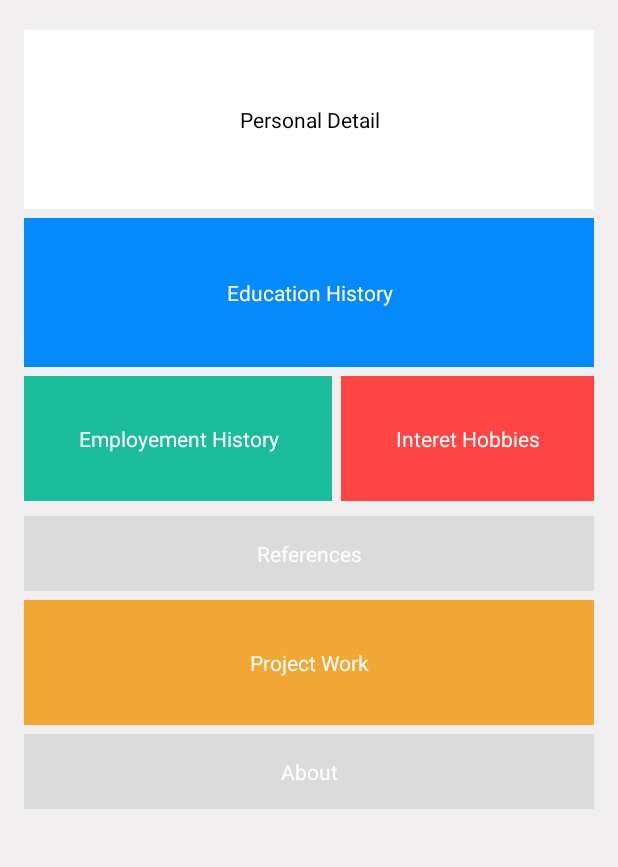
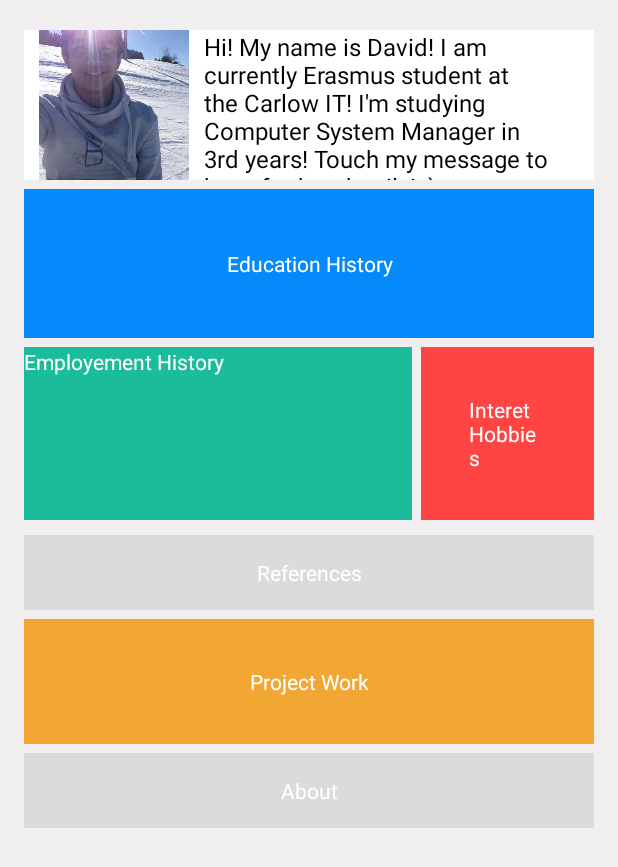
Before and after one commit to c00221536/WebAppAndroid, an Android app: the screen it shows after launch (HomeActivity), on a phone screen of 412 x 824 dp. Shown: the top 867 px of the screen. Run offline under Robolectric (Android 15) with nearby library versions, the light colour scheme and no system bars; 1 statement that could not run was skipped.

Commit message:
Fix Personal detail + pic + Refactor Code

```diff
--- a/app/src/main/java/com/example/david/webapp/HomeActivity.java
+++ b/app/src/main/java/com/example/david/webapp/HomeActivity.java
@@ -5,12 +5,15 @@ import android.support.v7.app.AppCompatActivity;
 import android.os.Bundle;
 import android.view.View;
 import android.widget.Button;
+import android.widget.TableRow;
 import android.widget.TextView;
 import android.widget.Toast;
 
 import org.w3c.dom.Text;
 
-public class HomeActivity extends AppCompatActivity {
+public class HomeActivity extends AppCompatActivity implements View.OnClickListener {
+
+    public TableRow persoD;
     public TextView personal;
     public TextView education;
     public TextView employement;
@@ -19,33 +22,22 @@ public class HomeActivity extends AppCompatActivity {
     public TextView work;
     public TextView about;
 
-    public void init() {
-        personal= (TextView) findViewById(R.id.personal);
+    public void init () {
+       persoD= (TableRow) findViewById(R.id.persoD);
+        personal.setOnClickListener(this);
         education= (TextView) findViewById(R.id.education);
+        education.setOnClickListener(this);
         employement= (TextView) findViewById(R.id.employement);
+        employement.setOnClickListener(this);
         interet= (TextView) findViewById(R.id.interet);
+        interet.setOnClickListener(this);
         reference= (TextView) findViewById(R.id.ref);
+        reference.setOnClickListener(this);
         work= (TextView) findViewById(R.id.project);
+        work.setOnClickListener(this);
         about= (TextView) findViewById(R.id.about);
-
-        personal.setOnClickListener(new View.OnClickListener() {
-            @Override
-            public void onClick(View v) {
-                Intent personal = new Intent(HomeActivity.this, personal.class);
-                startActivity(personal);
-            }
-        });
-
-        education.setOnClickListener(new View.OnClickListener() {
-            @Override
-            public void onClick(View v) {
-                Intent education= new Intent(HomeActivity.this, education.class);
-                startActivity(education);
-            }
-        });
-
-        }
-
+        about.setOnClickListener(this);
+    }
     @Override
     protected void onCreate(Bundle savedInstanceState) {
         super.onCreate(savedInstanceState);
@@ -53,4 +45,39 @@ public class HomeActivity extends AppCompatActivity {
         init();
     }
 
+    @Override
+    public void onClick(View v) {
+        switch (v.getId()) {
+            case R.id.personal:
+                Intent personal = new Intent(HomeActivity.this, personal.class);
+                startActivity(personal);
+                break;
+            case R.id.education:
+                Intent education = new Intent(HomeActivity.this, education.class);
+                startActivity(education);
+                break;
+           /* case R.id.employement:
+                //Intent employement = new Intent(HomeActivity.this, employement.class);
+                startActivity(employement);
+                break;
+            case R.id.interet:
+                Intent interet = new Intent(HomeActivity.this, interet.class);
+                startActivity(interet);
+                break;
+            case R.id.ref:
+                Intent ref = new Intent(HomeActivity.this, ref.class);
+                startActivity(ref);
+                break;
+            case R.id.project:
+                Intent project = new Intent(HomeActivity.this, project.class);
+                startActivity(project);
+                break;
+            case R.id.about:
+                Intent about = new Intent(HomeActivity.this, about.class);
+                startActivity(about);
+                break; */
+            default:
+                break;
+        }
+    }
 }
--- a/app/src/main/res/layout/activity_education.xml
+++ b/app/src/main/res/layout/activity_education.xml
@@ -8,13 +8,7 @@
     android:paddingLeft="@dimen/activity_horizontal_margin"
     android:paddingRight="@dimen/activity_horizontal_margin"
     android:paddingTop="@dimen/activity_vertical_margin"
+    android:background="#FFFFFF"
     tools:context="com.example.david.webapp.education">
 
-    <TextView
-        android:text="Education"
-        android:layout_width="wrap_content"
-        android:layout_height="wrap_content"
-        android:layout_centerVertical="true"
-        android:layout_centerHorizontal="true"
-        android:id="@+id/textView3" />
 </RelativeLayout>
--- a/app/src/main/res/layout/activity_home.xml
+++ b/app/src/main/res/layout/activity_home.xml
@@ -1,5 +1,5 @@
 <?xml version="1.0" encoding="utf-8"?>
-<ScrollView xmlns:android="http://schemas.android.com/apk/res/android"
+<RelativeLayout xmlns:android="http://schemas.android.com/apk/res/android"
     xmlns:app="http://schemas.android.com/apk/res-auto"
     xmlns:tools="http://schemas.android.com/tools"
     android:id="@+id/activity_home"
@@ -17,29 +17,36 @@
         android:layout_height="wrap_content">
 
         <TableRow
-            android:layout_width="match_parent"
-            android:layout_height="match_parent" >
-
-        </TableRow>
-
-        <TableRow
             android:id="@+id/persoD"
+            android:onClick="rowClick"
             android:layout_width="match_parent"
             android:layout_height="match_parent"
             android:layout_marginTop="4dp"
-            android:background="#FFFFFF">
+            android:background="#FFFFFF"
+            android:clickable="true">
+
+            <LinearLayout
+                android:layout_width="match_parent"
+                android:layout_height="match_parent">
+
+            <ImageView
+                android:layout_width="120dp"
+                android:layout_weight="0."
+                android:layout_height="100dp"
+                app:srcCompat="@drawable/dav"
+                android:id="@+id/imageView9" />
 
             <TextView
-                android:layout_width="match_parent"
-                android:layout_height="wrap_content"
-                android:layout_weight="1"
-                android:gravity="center"
-                android:padding="50dp"
-                android:text="Personal Detail"
-                    android:textColor="#000000"
+                android:layout_width="233dp"
+                android:layout_height="match_parent"
+                android:text="Hi! My name is David! I am currently Erasmus student at the Carlow IT! I'm studying Computer System Manager in 3rd years!
+Touch my message to have further details! :)"
+                android:textSize="24px"
+                android:textColor="#000000"
+                android:clickable="true"
                 android:background="#FFFFFF"
                 android:id="@+id/personal" />
-
+            </LinearLayout>
         </TableRow>
 
         <TableRow
@@ -48,7 +55,7 @@
 
             <TextView
                 android:layout_width="match_parent"
-                android:layout_height="fill_parent"
+                android:layout_height="match_parent"
                 android:layout_marginTop="6dp"
                 android:layout_weight="1"
                 android:background="#048AFB"
@@ -58,7 +65,6 @@
                 android:textColor="#fff"
                 android:clickable="true"
                 android:id="@+id/education" />
-
         </TableRow>
 
         <TableRow
@@ -71,8 +77,6 @@
                 android:id="@+id/employement"
                 android:layout_weight="2"
                 android:background="#1BBC9B"
-                android:gravity="center"
-                android:padding="32dp"
                 android:textColor="#fff"
                 android:layout_marginTop="6dp"
                 android:layout_marginRight="6dp"
@@ -80,18 +84,16 @@
                 android:text="Employement History" />
 
             <TextView
-                android:layout_width="match_parent"
+                android:layout_width="wrap_content"
                 android:layout_height="wrap_content"
-                android:layout_weight="2"
+                android:layout_weight="1"
                 android:background="@android:color/holo_red_light"
-                android:gravity="center"
                 android:padding="32dp"
                 android:text="Interet Hobbies"
                 android:textColor="#fff"
                 android:layout_marginTop="6dp"
                 android:clickable="true"
                 android:id="@+id/interet" />
-
         </TableRow>
 
         <TableRow
@@ -149,4 +151,4 @@
                 android:id="@+id/about" />
         </TableRow>
     </TableLayout>
-</ScrollView>
+</RelativeLayout>
--- a/app/src/main/res/layout/activity_main.xml
+++ b/app/src/main/res/layout/activity_main.xml
@@ -13,7 +13,7 @@
     tools:context="com.example.david.webapp.MainActivity">
 
     <ImageView
-        android:src="@mipmap/CV"
+        android:src="@mipmap/cv"
         android:layout_width="150dp"
         android:layout_height="150dp"
         android:id="@+id/imageView"
```
